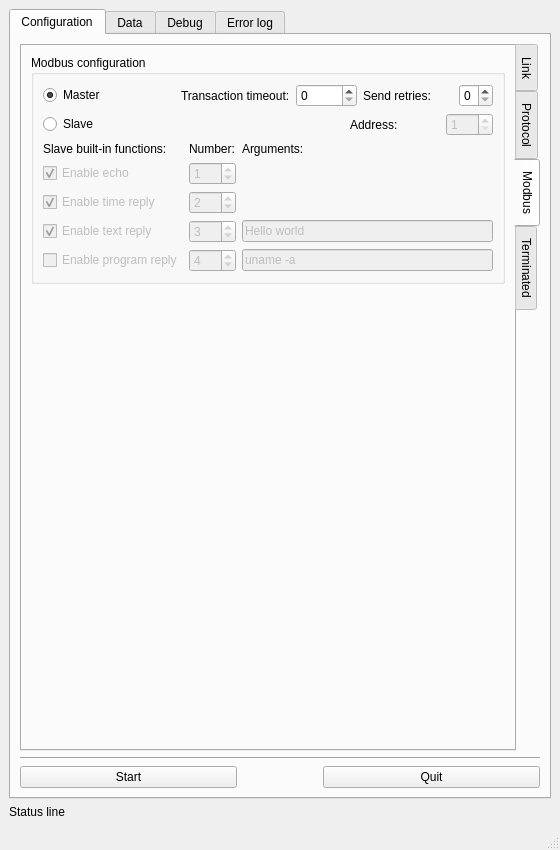
Before: the Qt Designer form Interface/QT/ModbusFrame.ui in blaa/Modbus, drawn with Qt 5.
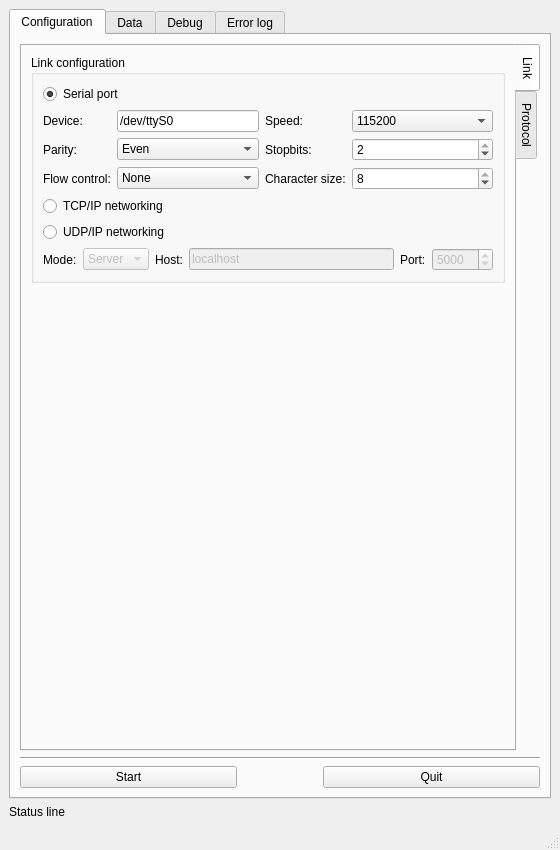
After: the same form once the commit is applied. The open tabs and pages were chosen to show the change.

Commit message: RTU sending queue implemented. Interface changed.

```diff
--- a/Interface/QT/ModbusFrame.ui
+++ b/Interface/QT/ModbusFrame.ui
@@ -524,26 +524,6 @@
              </widget>
             </item>
             <item>
-             <spacer name="verticalSpacer_3">
-              <property name="orientation">
-               <enum>Qt::Vertical</enum>
-              </property>
-              <property name="sizeHint" stdset="0">
-               <size>
-                <width>20</width>
-                <height>579</height>
-               </size>
-              </property>
-             </spacer>
-            </item>
-           </layout>
-          </widget>
-          <widget class="QWidget" name="tab_7">
-           <attribute name="title">
-            <string>Modbus</string>
-           </attribute>
-           <layout class="QVBoxLayout" name="verticalLayout_13">
-            <item>
              <widget class="QGroupBox" name="groupBox_3">
               <property name="title">
                <string>Modbus configuration</string>
@@ -829,26 +809,6 @@
              </widget>
             </item>
             <item>
-             <spacer name="verticalSpacer_2">
-              <property name="orientation">
-               <enum>Qt::Vertical</enum>
-              </property>
-              <property name="sizeHint" stdset="0">
-               <size>
-                <width>20</width>
-                <height>415</height>
-               </size>
-              </property>
-             </spacer>
-            </item>
-           </layout>
-          </widget>
-          <widget class="QWidget" name="tab_8">
-           <attribute name="title">
-            <string>Terminated</string>
-           </attribute>
-           <layout class="QVBoxLayout" name="verticalLayout_14">
-            <item>
              <widget class="QGroupBox" name="groupBox_4">
               <property name="title">
                <string>Terminated configuration</string>
```
Left out of the diff: 214 changed lines with no effect on the pictures. The commit also changes 2 other files.
